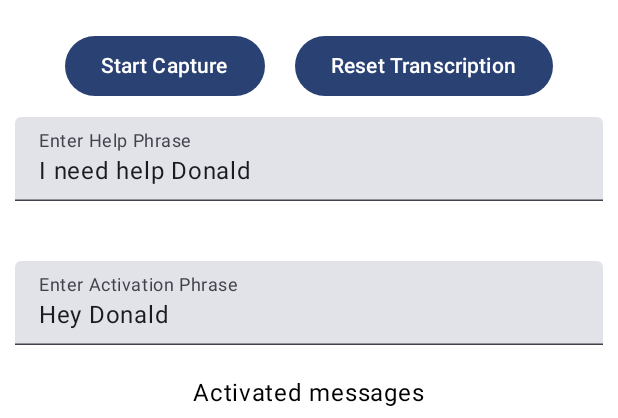
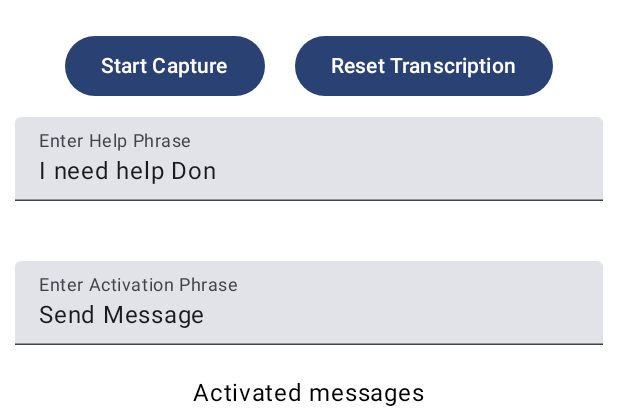
Before and after one commit to jimcaputo/dolomessenger, an Android app built with Jetpack Compose: the @Preview function DoLoMessengerPreview, on a phone screen of 412 x 824 dp. Shown: the top 418 px of the screen. Run offline under Robolectric (Android 15) with nearby library versions, the phone set to English and light mode, and no system bars.

Commit message:
Add SharedPref storage for Help/Activation Phrases. Add broadcast for Help Phrase

```diff
--- a/app/src/main/java/com/example/dolomessenger/DoLoServerAPI.kt
+++ b/app/src/main/java/com/example/dolomessenger/DoLoServerAPI.kt
@@ -75,7 +75,7 @@ object DoLoServerAPI {
     fun broadcastMessage(message: String) {
         val data = JSONObject()
         try {
-            data.put("title", "Real Title")
+            data.put("title", "DoLo Message")
             data.put("body", message)
         }
         catch (e: JSONException) {
--- a/app/src/main/java/com/example/dolomessenger/MainActivity.kt
+++ b/app/src/main/java/com/example/dolomessenger/MainActivity.kt
@@ -76,6 +76,7 @@ fun HomeScreen() {
         }
         "Sender" -> {
             val svm: SenderViewModel = viewModel()
+            svm.create(LocalContext.current)
             SenderScreen(svm) {
                 appMode = it
                 sharedPref.edit {
--- a/app/src/main/java/com/example/dolomessenger/SenderScreen.kt
+++ b/app/src/main/java/com/example/dolomessenger/SenderScreen.kt
@@ -1,5 +1,6 @@
 package com.example.dolomessenger
 
+import android.content.Context
 import androidx.compose.foundation.layout.Arrangement
 import androidx.compose.foundation.layout.Column
 import androidx.compose.foundation.layout.Row
@@ -18,8 +19,10 @@ import androidx.compose.runtime.setValue
 import androidx.compose.ui.Alignment
 import androidx.compose.ui.Modifier
 import androidx.compose.ui.graphics.Color
+import androidx.compose.ui.platform.LocalContext
 import androidx.compose.ui.tooling.preview.Preview
 import androidx.compose.ui.unit.dp
+import androidx.core.content.edit
 import androidx.lifecycle.viewmodel.compose.viewModel
 
 @Composable
@@ -108,7 +111,7 @@ fun HelpPhraseContent(svm: SenderViewModel) {
     ) {
         TextField(
             value = svm.helpPhrase,
-            onValueChange = { svm.helpPhrase = it },
+            onValueChange = { svm.updateHelpPhrase(it) },
             label = { Text("Enter Help Phrase") },
             singleLine = true,
             modifier = Modifier.fillMaxWidth()
@@ -134,7 +137,7 @@ fun ActivationPhraseContent(svm: SenderViewModel) {
     ) {
         TextField(
             value = svm.activationPhrase,
-            onValueChange = { svm.activationPhrase = it },
+            onValueChange = { svm.updateActivationPhrase(it) },
             label = { Text("Enter Activation Phrase") },
             singleLine = true,
             modifier = Modifier.fillMaxWidth()
@@ -175,5 +178,6 @@ fun ErrorContent(svm: SenderViewModel) {
 @Composable
 fun SenderScreenPreview() {
     val svm: SenderViewModel = viewModel()
+    svm.create(LocalContext.current)
     SenderScreen(svm) { }
 }
--- a/app/src/main/java/com/example/dolomessenger/SenderViewModel.kt
+++ b/app/src/main/java/com/example/dolomessenger/SenderViewModel.kt
@@ -1,25 +1,53 @@
 package com.example.dolomessenger
 
+import android.content.Context
+import android.content.SharedPreferences
 import android.os.CountDownTimer
 import androidx.compose.runtime.getValue
 import androidx.compose.runtime.mutableStateOf
 import androidx.compose.runtime.setValue
+import androidx.core.content.edit
 import androidx.lifecycle.ViewModel
 
 class SenderViewModel : ViewModel() {
-    var helpPhrase by mutableStateOf("I need help Donald")
+    var helpPhrase by mutableStateOf("I need help Don")
     var helpPhraseTriggered by mutableStateOf(false)
-    var activationPhrase by mutableStateOf("Hey Donald")
+    var activationPhrase by mutableStateOf("Send Message")
     var messages by mutableStateOf("Activated messages")
     var transcription by mutableStateOf("Full transcription")
     var errors by mutableStateOf("Speech recognition errors")
+
+    lateinit var sharedPref: SharedPreferences
+
+    fun create(context: Context) {
+        sharedPref = context.getSharedPreferences("DoLo Messenger", Context.MODE_PRIVATE)
+        helpPhrase = sharedPref.getString("Help Phrase", "I need help Don") ?: "I need help Don"
+        activationPhrase = sharedPref.getString("Activation Phrase", "Send Message") ?: "Send Message"
+    }
+
+    fun updateHelpPhrase(helpPhrase: String) {
+        this.helpPhrase = helpPhrase
+        sharedPref.edit {
+            putString("Help Phrase", helpPhrase)
+            apply()
+        }
+    }
+
+    fun updateActivationPhrase(activationPhrase: String) {
+        this.activationPhrase = activationPhrase
+        sharedPref.edit {
+            putString("Activation Phrase", activationPhrase)
+            apply()
+        }
+    }
 
     fun onTranscription(transcription: String) {
         appendTranscription(transcription)
 
         if (transcription.contains(helpPhrase, ignoreCase = true)) {
+            DoLoServerAPI.broadcastMessage(helpPhrase)
+
             helpPhraseTriggered = true
-
             object : CountDownTimer(5000, 5000) {
                 override fun onTick(millisUntilFinished: Long) { }
                 override fun onFinish() { helpPhraseTriggered = false }
```
Also changed, not shown: 1 other file.
